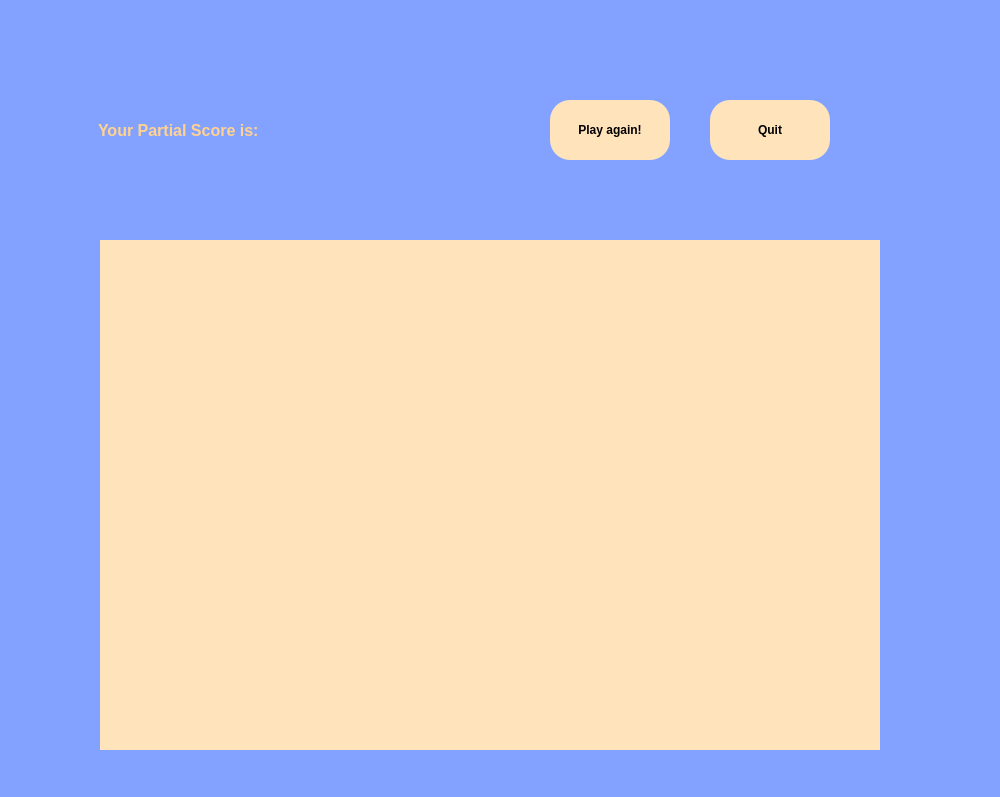
fra3597/my_german_game, file game_view/frontend/summary.ui: the form before one commit.
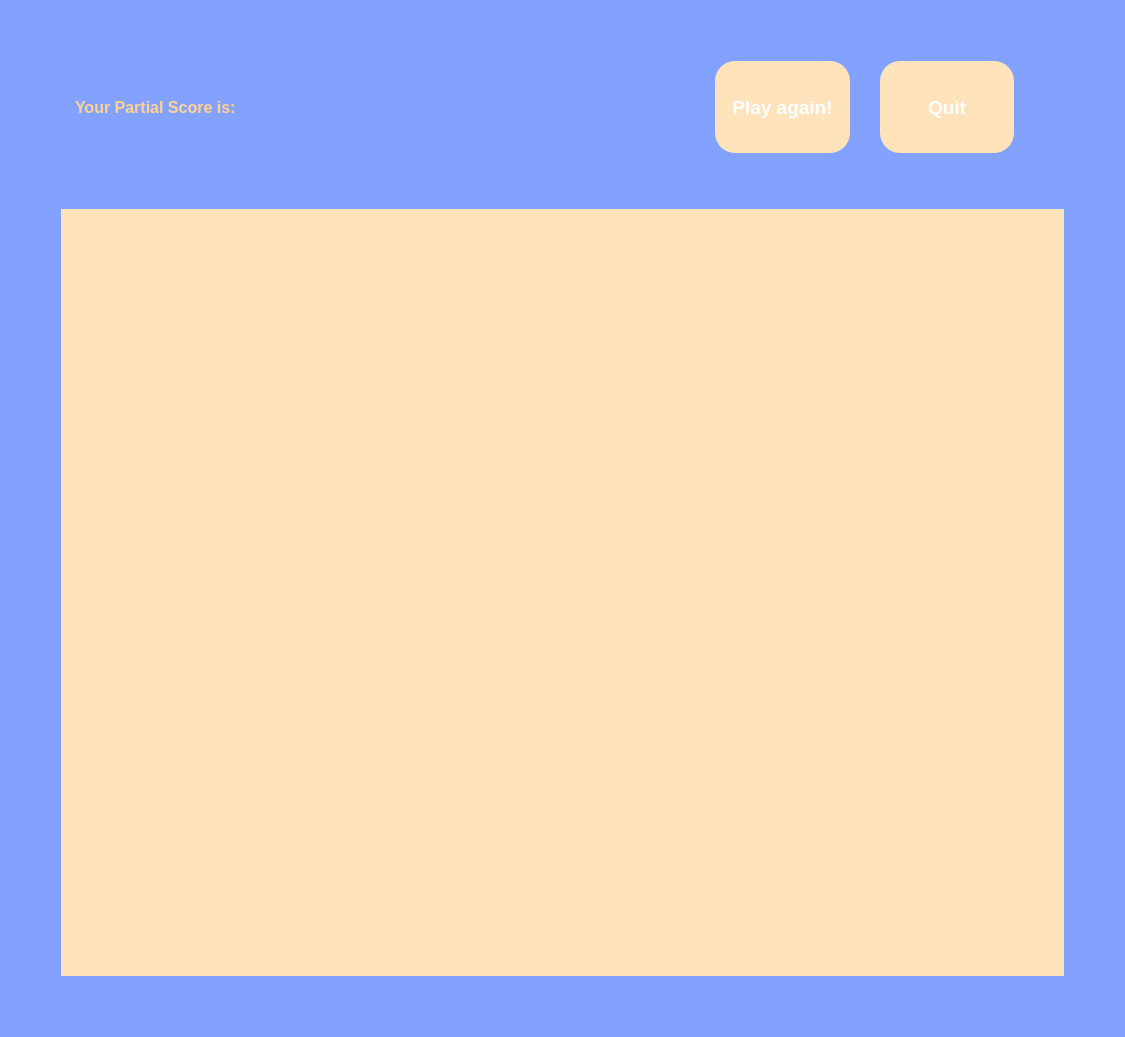
The form after the commit.

What changed in the file:
```diff
--- a/game_view/frontend/summary.ui
+++ b/game_view/frontend/summary.ui
@@ -6,88 +6,39 @@
    <rect>
     <x>0</x>
     <y>0</y>
-    <width>1000</width>
-    <height>797</height>
+    <width>1125</width>
+    <height>1037</height>
    </rect>
   </property>
   <property name="windowTitle">
    <string>Summary</string>
   </property>
-  <widget class="QWidget" name="widget" native="true">
-   <property name="geometry">
-    <rect>
-     <x>0</x>
-     <y>0</y>
-     <width>1000</width>
-     <height>800</height>
-    </rect>
-   </property>
    <property name="styleSheet">
-    <string notr="true">QWidget#widget {
+   <string notr="true">QWidget {
 	background-color: #83A2FF;
 	color: #FFFFFF;
 }</string>
    </property>
-   <widget class="QTableView" name="summary_table">
-    <property name="geometry">
-     <rect>
-      <x>100</x>
-      <y>240</y>
-      <width>780</width>
-      <height>510</height>
-     </rect>
-    </property>
-    <property name="sizePolicy">
-     <sizepolicy hsizetype="Expanding" vsizetype="Expanding">
-      <horstretch>0</horstretch>
-      <verstretch>1</verstretch>
-     </sizepolicy>
-    </property>
-    <property name="font">
-     <font>
-      <pointsize>-1</pointsize>
-      <weight>75</weight>
-      <bold>true</bold>
-     </font>
-    </property>
-    <property name="styleSheet">
-     <string notr="true">QTableView {
-     font-size: 24px;  /* Set font size for cells */
-     color: white;     /* Set text color for cells */
-	border: 2px solid #000000; /* Border color and width */
-	padding: 10px; /* Adjust padding as needed */
-	background-color: #FFE3BB;
-	color: black;
-	font-weight: bold;
-	border: none;
-}
-
-QHeaderView::section {
-     color: white;     /* Set text color for header */
-     background-color: #FFD28F; /* Set background color for header */
-     border: 1px solid #555; /* Set border for header */
-	height: 36px;     /* Set height for each header */
-	width: 260px;
-	font-weight: bold;
-}</string>
-    </property>
-    <property name="cornerButtonEnabled">
-     <bool>false</bool>
-    </property>
-   </widget>
+  <layout class="QVBoxLayout" name="verticalLayout_2">
+   <item>
+    <layout class="QVBoxLayout" name="verticalLayout" stretch="1,4">
+     <property name="leftMargin">
+      <number>50</number>
+     </property>
+     <property name="rightMargin">
+      <number>50</number>
+     </property>
+     <property name="bottomMargin">
+      <number>50</number>
+     </property>
+     <item>
+      <layout class="QHBoxLayout" name="horizontalLayout_2" stretch="3,2">
+       <item>
    <widget class="QLabel" name="score_label">
-    <property name="geometry">
-     <rect>
-      <x>84</x>
-      <y>50</y>
-      <width>251</width>
-      <height>161</height>
-     </rect>
-    </property>
     <property name="sizePolicy">
-     <sizepolicy hsizetype="Preferred" vsizetype="Expanding">
-      <horstretch>0</horstretch>
-      <verstretch>0</verstretch>
+          <sizepolicy hsizetype="Expanding" vsizetype="Expanding">
+           <horstretch>1</horstretch>
+           <verstretch>1</verstretch>
      </sizepolicy>
     </property>
     <property name="font">
@@ -113,17 +64,35 @@
      <bool>true</bool>
     </property>
    </widget>
+       </item>
+       <item>
+        <layout class="QHBoxLayout" name="horizontalLayout">
+         <property name="spacing">
+          <number>30</number>
+         </property>
+         <property name="leftMargin">
+          <number>50</number>
+         </property>
+         <property name="topMargin">
+          <number>50</number>
+         </property>
+         <property name="rightMargin">
+          <number>50</number>
+         </property>
+         <property name="bottomMargin">
+          <number>50</number>
+         </property>
+         <item>
    <widget class="QPushButton" name="play_again_button">
-    <property name="geometry">
-     <rect>
-      <x>550</x>
-      <y>100</y>
-      <width>120</width>
-      <height>60</height>
-     </rect>
+           <property name="sizePolicy">
+            <sizepolicy hsizetype="Expanding" vsizetype="Expanding">
+             <horstretch>1</horstretch>
+             <verstretch>1</verstretch>
+            </sizepolicy>
     </property>
     <property name="font">
      <font>
+             <pointsize>14</pointsize>
       <weight>75</weight>
       <bold>true</bold>
      </font>
@@ -144,17 +113,18 @@
      <string>Play again!</string>
     </property>
    </widget>
+         </item>
+         <item>
    <widget class="QPushButton" name="quit_button">
-    <property name="geometry">
-     <rect>
-      <x>710</x>
-      <y>100</y>
-      <width>120</width>
-      <height>60</height>
-     </rect>
+           <property name="sizePolicy">
+            <sizepolicy hsizetype="Expanding" vsizetype="Expanding">
+             <horstretch>1</horstretch>
+             <verstretch>1</verstretch>
+            </sizepolicy>
     </property>
     <property name="font">
      <font>
+             <pointsize>14</pointsize>
       <weight>75</weight>
       <bold>true</bold>
      </font>
@@ -175,7 +145,58 @@
      <string>Quit</string>
     </property>
    </widget>
-  </widget>
+         </item>
+        </layout>
+       </item>
+      </layout>
+     </item>
+     <item>
+      <layout class="QHBoxLayout" name="table_layout">
+       <item>
+        <widget class="QTableView" name="summary_table">
+         <property name="sizePolicy">
+          <sizepolicy hsizetype="Expanding" vsizetype="Expanding">
+           <horstretch>1</horstretch>
+           <verstretch>1</verstretch>
+          </sizepolicy>
+         </property>
+         <property name="font">
+          <font>
+           <pointsize>10</pointsize>
+           <weight>75</weight>
+           <bold>true</bold>
+          </font>
+         </property>
+         <property name="styleSheet">
+          <string notr="true">QTableView {
+	color: white;
+	border: 2px solid #000000;
+	padding: 10px;
+	background-color: #FFE3BB;
+	color: black;
+	font-weight: bold;
+	border: none;
+}
+
+QHeaderView::section {
+	color: white;
+	background-color: #FFD28F;
+	border: 1px solid #555;
+	height: 36px;
+	width: 260px;
+	font-weight: bold;
+}</string>
+         </property>
+         <property name="cornerButtonEnabled">
+          <bool>false</bool>
+         </property>
+        </widget>
+       </item>
+      </layout>
+     </item>
+    </layout>
+   </item>
+  </layout>
  </widget>
  <resources/>
  <connections/>
```
Lines whose indentation alone changed are shown as unchanged.
